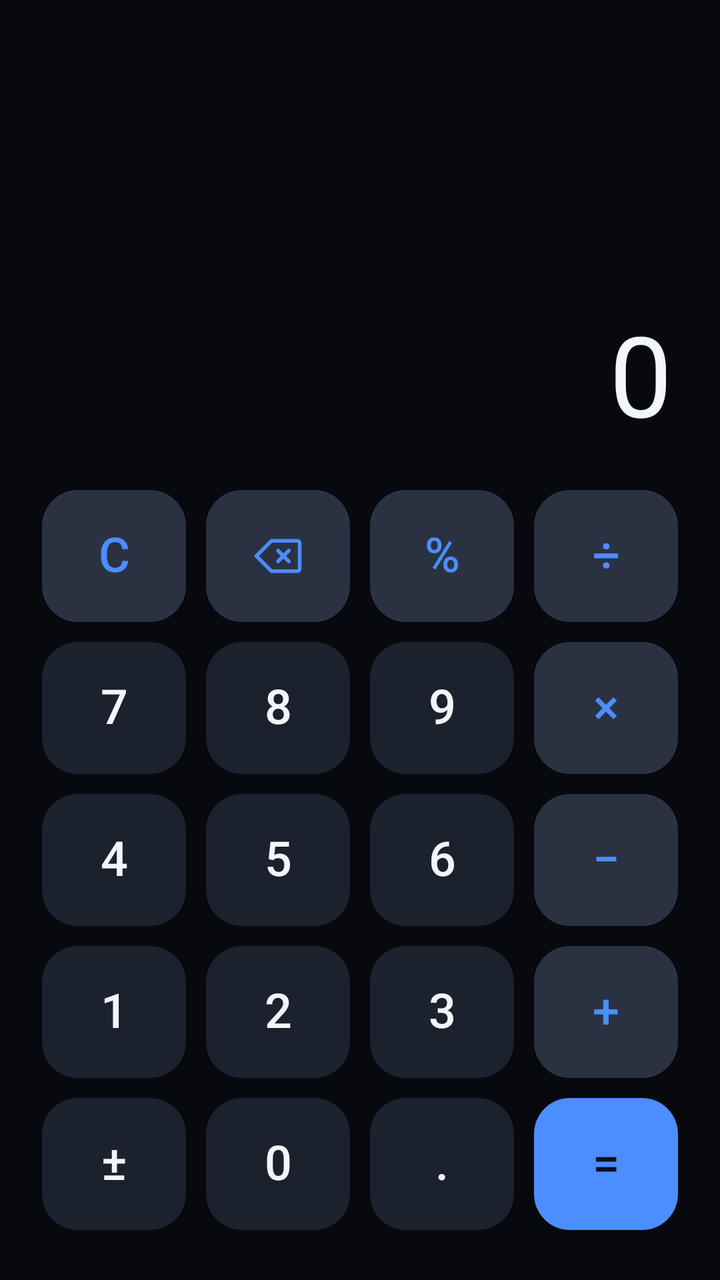
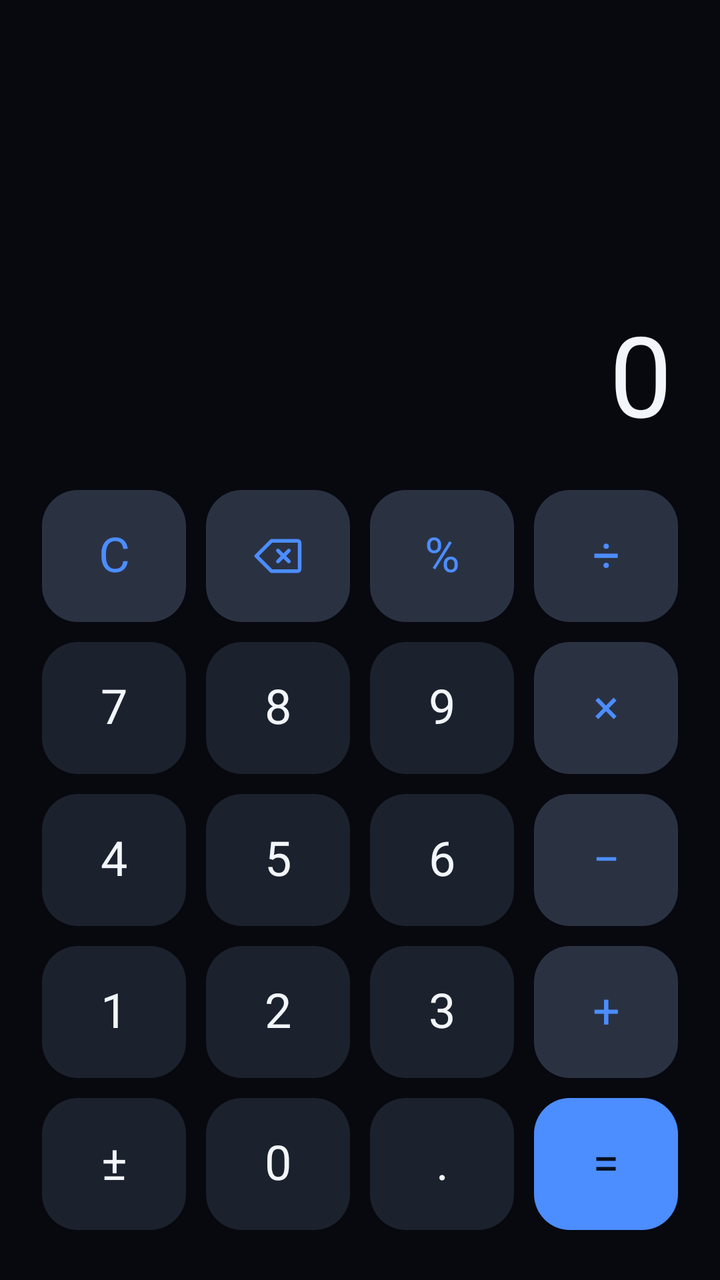

The first picture is an Android layout as it rendered before a commit; the second is the same layout after the commit. The layout source and the unified diff follow.
<!-- AndroidManifest.xml: application theme AppTheme -->
<!-- res/layout/activity_main.xml -->
<?xml version="1.0" encoding="utf-8"?>
<LinearLayout xmlns:android="http://schemas.android.com/apk/res/android"
    android:layout_width="match_parent"
    android:layout_height="match_parent"
    android:background="@color/bg_deep"
    android:orientation="vertical"
    android:fitsSystemWindows="true"
    android:paddingStart="16dp"
    android:paddingEnd="16dp"
    android:paddingTop="20dp"
    android:paddingBottom="20dp">

    
    <LinearLayout
        android:layout_width="match_parent"
        android:layout_height="0dp"
        android:layout_weight="1"
        android:orientation="vertical"
        android:gravity="bottom|end"
        android:paddingStart="8dp"
        android:paddingEnd="8dp"
        android:paddingBottom="16dp">

        <TextView
            android:id="@+id/tvExpression"
            android:layout_width="match_parent"
            android:layout_height="wrap_content"
            android:gravity="end"
            android:maxLines="2"
            android:ellipsize="start"
            android:letterSpacing="0.04"
            android:text=""
            android:textColor="@color/text_secondary"
            android:textSize="18sp" />

        <TextView
            android:id="@+id/tvResult"
            android:layout_width="match_parent"
            android:layout_height="wrap_content"
            android:layout_marginTop="6dp"
            android:gravity="end"
            android:maxLines="1"
            android:singleLine="true"
            android:ellipsize="start"
            android:text="0"
            android:textColor="@color/text_primary"
            android:textSize="56sp"
            android:textStyle="normal" />
    </LinearLayout>

    
    <LinearLayout
        android:layout_width="match_parent"
        android:layout_height="wrap_content"
        android:orientation="vertical">

        <LinearLayout style="@style/KeyRow">
            <Button android:id="@+id/btnClear" style="@style/KeyFn" android:text="@string/label_clear" />
            <ImageButton android:id="@+id/btnBack" style="@style/KeyFn" android:contentDescription="@string/label_back" android:scaleType="center" android:src="@drawable/ic_backspace" />
            <Button android:id="@+id/btnPercent" style="@style/KeyFn" android:text="@string/label_percent" />
            <Button android:id="@+id/btnDivide" style="@style/KeyOp" android:text="@string/label_divide" />
        </LinearLayout>

        <LinearLayout style="@style/KeyRow">
            <Button android:id="@+id/btn7" style="@style/KeyNum" android:text="7" />
            <Button android:id="@+id/btn8" style="@style/KeyNum" android:text="8" />
            <Button android:id="@+id/btn9" style="@style/KeyNum" android:text="9" />
            <Button android:id="@+id/btnMultiply" style="@style/KeyOp" android:text="@string/label_multiply" />
        </LinearLayout>

        <LinearLayout style="@style/KeyRow">
            <Button android:id="@+id/btn4" style="@style/KeyNum" android:text="4" />
            <Button android:id="@+id/btn5" style="@style/KeyNum" android:text="5" />
            <Button android:id="@+id/btn6" style="@style/KeyNum" android:text="6" />
            <Button android:id="@+id/btnMinus" style="@style/KeyOp" android:text="@string/label_minus" />
        </LinearLayout>

        <LinearLayout style="@style/KeyRow">
            <Button android:id="@+id/btn1" style="@style/KeyNum" android:text="1" />
            <Button android:id="@+id/btn2" style="@style/KeyNum" android:text="2" />
            <Button android:id="@+id/btn3" style="@style/KeyNum" android:text="3" />
            <Button android:id="@+id/btnPlus" style="@style/KeyOp" android:text="@string/label_plus" />
        </LinearLayout>

        <LinearLayout style="@style/KeyRow">
            <Button android:id="@+id/btnSign" style="@style/KeyNum" android:text="@string/label_sign" />
            <Button android:id="@+id/btn0" style="@style/KeyNum" android:text="@string/label_zero" />
            <Button android:id="@+id/btnDot" style="@style/KeyNum" android:text="@string/label_dot" />
            <Button android:id="@+id/btnEquals" style="@style/KeyEq" android:text="@string/label_equals" />
        </LinearLayout>
    </LinearLayout>
</LinearLayout>
<!-- resources referenced by this layout -->
<resources>
  <color name="bg_deep">#FF07090F</color>
  <color name="text_primary">#FFF2F5FA</color>
  <color name="text_secondary">#FF8A94A6</color>
  <string name="label_back">⌫</string>
  <string name="label_clear">C</string>
  <string name="label_divide">÷</string>
  <string name="label_dot">.</string>
  <string name="label_equals">=</string>
  <string name="label_minus">−</string>
  <string name="label_multiply">×</string>
  <string name="label_percent">%</string>
  <string name="label_plus">+</string>
  <string name="label_sign">±</string>
  <string name="label_zero">0</string>
  <style name="KeyEq" parent="KeyBase">
          <item name="android:textColor">#FF06101F</item>
          <item name="android:background">@drawable/bg_key_eq</item>
      </style>
  <style name="KeyFn" parent="KeyBase">
          <item name="android:textColor">@color/accent</item>
          <item name="android:background">@drawable/bg_key_fn</item>
      </style>
  <style name="KeyNum" parent="KeyBase">
          <item name="android:textColor">@color/text_primary</item>
          <item name="android:background">@drawable/bg_key_num</item>
      </style>
  <style name="KeyOp" parent="KeyBase">
          <item name="android:textColor">@color/accent</item>
          <item name="android:background">@drawable/bg_key_fn</item>
      </style>
  <style name="KeyRow">
          <item name="android:layout_width">match_parent</item>
          <item name="android:layout_height">wrap_content</item>
          <item name="android:orientation">horizontal</item>
          <item name="android:baselineAligned">false</item>
      </style>
  <style name="AppTheme" parent="@android:style/Theme.Material.NoActionBar">
          <item name="android:windowBackground">@color/bg_deep</item>
          <item name="android:statusBarColor">@color/bg_deep</item>
          <item name="android:navigationBarColor">@color/bg_deep</item>
          <item name="android:colorAccent">@color/accent</item>
          <item name="android:windowLightStatusBar">false</item>
      </style>
  <color name="accent">#FF4C8DFF</color>
  <style name="KeyBase">
          <item name="android:layout_width">0dp</item>
          <item name="android:layout_height">66dp</item>
          <item name="android:layout_weight">1</item>
          <item name="android:layout_margin">5dp</item>
          <item name="android:textSize">24sp</item>
          <item name="android:textAllCaps">false</item>
          <item name="android:includeFontPadding">false</item>
          <item name="android:stateListAnimator">@null</item>
          <item name="android:minWidth">0dp</item>
          <item name="android:minHeight">0dp</item>
          <item name="android:padding">0dp</item>
          <item name="android:background">@drawable/bg_key_num</item>
      </style>
  <!-- drawable bg_key_eq (drawable) -->
  <?xml version="1.0" encoding="utf-8"?>
  <ripple xmlns:android="http://schemas.android.com/apk/res/android"
      android:color="#66FFFFFF">
      <item>
          <shape android:shape="rectangle">
              <solid android:color="@color/accent" />
              <corners android:radius="18dp" />
          </shape>
      </item>
  </ripple>
  <!-- drawable bg_key_fn (drawable) -->
  <?xml version="1.0" encoding="utf-8"?>
  <ripple xmlns:android="http://schemas.android.com/apk/res/android"
      android:color="#334C8DFF">
      <item>
          <shape android:shape="rectangle">
              <solid android:color="@color/key_fn" />
              <corners android:radius="18dp" />
          </shape>
      </item>
  </ripple>
  <!-- drawable bg_key_num (drawable) -->
  <?xml version="1.0" encoding="utf-8"?>
  <ripple xmlns:android="http://schemas.android.com/apk/res/android"
      android:color="#33FFFFFF">
      <item>
          <shape android:shape="rectangle">
              <solid android:color="@color/key_num" />
              <corners android:radius="18dp" />
          </shape>
      </item>
  </ripple>
  <color name="key_fn">#FF2A3242</color>
  <color name="key_num">#FF1B212D</color>
  <!-- unchanged entries left out for length: 1 -->
</resources>

<!-- the commit's change to res/layout/activity_main.xml (unified diff, before → after) -->
@@ -55,38 +55,38 @@
         android:orientation="vertical">
 
         <LinearLayout style="@style/KeyRow">
-            <Button android:id="@+id/btnClear" style="@style/KeyFn" android:text="@string/label_clear" />
+            <TextView android:id="@+id/btnClear" style="@style/KeyFn" android:clickable="true" android:focusable="true" android:text="@string/label_clear" />
             <ImageButton android:id="@+id/btnBack" style="@style/KeyFn" android:contentDescription="@string/label_back" android:scaleType="center" android:src="@drawable/ic_backspace" />
-            <Button android:id="@+id/btnPercent" style="@style/KeyFn" android:text="@string/label_percent" />
-            <Button android:id="@+id/btnDivide" style="@style/KeyOp" android:text="@string/label_divide" />
+            <TextView android:id="@+id/btnPercent" style="@style/KeyFn" android:clickable="true" android:focusable="true" android:text="@string/label_percent" />
+            <TextView android:id="@+id/btnDivide" style="@style/KeyOp" android:clickable="true" android:focusable="true" android:text="@string/label_divide" />
         </LinearLayout>
 
         <LinearLayout style="@style/KeyRow">
-            <Button android:id="@+id/btn7" style="@style/KeyNum" android:text="7" />
-            <Button android:id="@+id/btn8" style="@style/KeyNum" android:text="8" />
-            <Button android:id="@+id/btn9" style="@style/KeyNum" android:text="9" />
-            <Button android:id="@+id/btnMultiply" style="@style/KeyOp" android:text="@string/label_multiply" />
+            <TextView android:id="@+id/btn7" style="@style/KeyNum" android:clickable="true" android:focusable="true" android:text="7" />
+            <TextView android:id="@+id/btn8" style="@style/KeyNum" android:clickable="true" android:focusable="true" android:text="8" />
+            <TextView android:id="@+id/btn9" style="@style/KeyNum" android:clickable="true" android:focusable="true" android:text="9" />
+            <TextView android:id="@+id/btnMultiply" style="@style/KeyOp" android:clickable="true" android:focusable="true" android:text="@string/label_multiply" />
         </LinearLayout>
 
         <LinearLayout style="@style/KeyRow">
-            <Button android:id="@+id/btn4" style="@style/KeyNum" android:text="4" />
-            <Button android:id="@+id/btn5" style="@style/KeyNum" android:text="5" />
-            <Button android:id="@+id/btn6" style="@style/KeyNum" android:text="6" />
-            <Button android:id="@+id/btnMinus" style="@style/KeyOp" android:text="@string/label_minus" />
+            <TextView android:id="@+id/btn4" style="@style/KeyNum" android:clickable="true" android:focusable="true" android:text="4" />
+            <TextView android:id="@+id/btn5" style="@style/KeyNum" android:clickable="true" android:focusable="true" android:text="5" />
+            <TextView android:id="@+id/btn6" style="@style/KeyNum" android:clickable="true" android:focusable="true" android:text="6" />
+            <TextView android:id="@+id/btnMinus" style="@style/KeyOp" android:clickable="true" android:focusable="true" android:text="@string/label_minus" />
         </LinearLayout>
 
         <LinearLayout style="@style/KeyRow">
-            <Button android:id="@+id/btn1" style="@style/KeyNum" android:text="1" />
-            <Button android:id="@+id/btn2" style="@style/KeyNum" android:text="2" />
-            <Button android:id="@+id/btn3" style="@style/KeyNum" android:text="3" />
-            <Button android:id="@+id/btnPlus" style="@style/KeyOp" android:text="@string/label_plus" />
+            <TextView android:id="@+id/btn1" style="@style/KeyNum" android:clickable="true" android:focusable="true" android:text="1" />
+            <TextView android:id="@+id/btn2" style="@style/KeyNum" android:clickable="true" android:focusable="true" android:text="2" />
+            <TextView android:id="@+id/btn3" style="@style/KeyNum" android:clickable="true" android:focusable="true" android:text="3" />
+            <TextView android:id="@+id/btnPlus" style="@style/KeyOp" android:clickable="true" android:focusable="true" android:text="@string/label_plus" />
         </LinearLayout>
 
         <LinearLayout style="@style/KeyRow">
-            <Button android:id="@+id/btnSign" style="@style/KeyNum" android:text="@string/label_sign" />
-            <Button android:id="@+id/btn0" style="@style/KeyNum" android:text="@string/label_zero" />
-            <Button android:id="@+id/btnDot" style="@style/KeyNum" android:text="@string/label_dot" />
-            <Button android:id="@+id/btnEquals" style="@style/KeyEq" android:text="@string/label_equals" />
+            <TextView android:id="@+id/btnSign" style="@style/KeyNum" android:clickable="true" android:focusable="true" android:text="@string/label_sign" />
+            <TextView android:id="@+id/btn0" style="@style/KeyNum" android:clickable="true" android:focusable="true" android:text="@string/label_zero" />
+            <TextView android:id="@+id/btnDot" style="@style/KeyNum" android:clickable="true" android:focusable="true" android:text="@string/label_dot" />
+            <TextView android:id="@+id/btnEquals" style="@style/KeyEq" android:clickable="true" android:focusable="true" android:text="@string/label_equals" />
         </LinearLayout>
     </LinearLayout>
 </LinearLayout>
<!-- resource entries referenced after the edit -->
@@ -56,6 +56,7 @@
           <item name="android:minWidth">0dp</item>
           <item name="android:minHeight">0dp</item>
           <item name="android:padding">0dp</item>
+          <item name="android:gravity">center</item>
           <item name="android:background">@drawable/bg_key_num</item>
       </style>
   <!-- drawable bg_key_eq (drawable) -->
